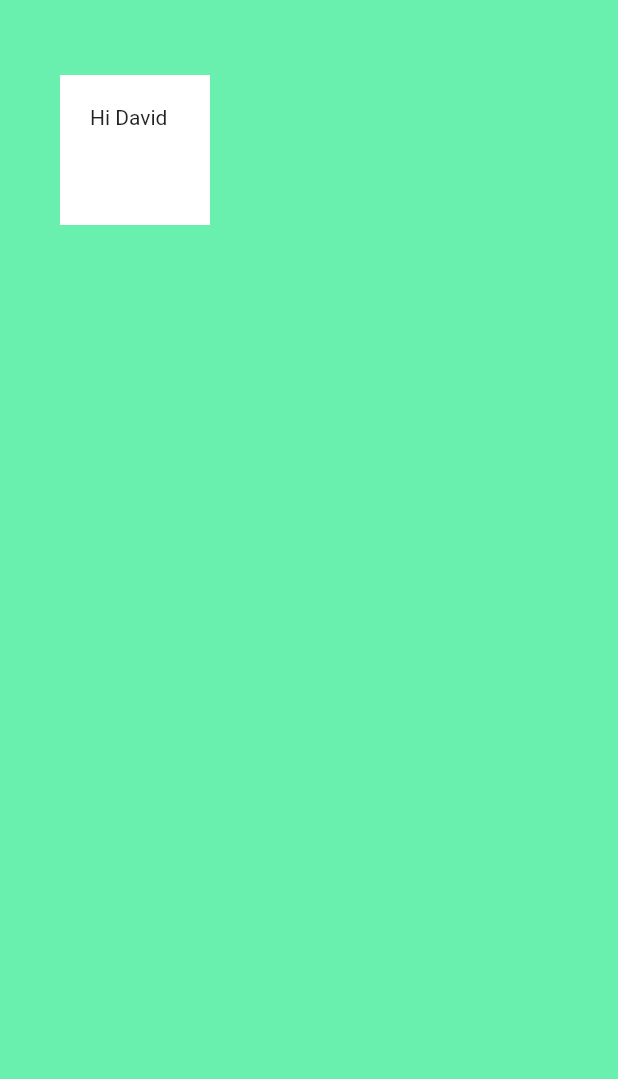
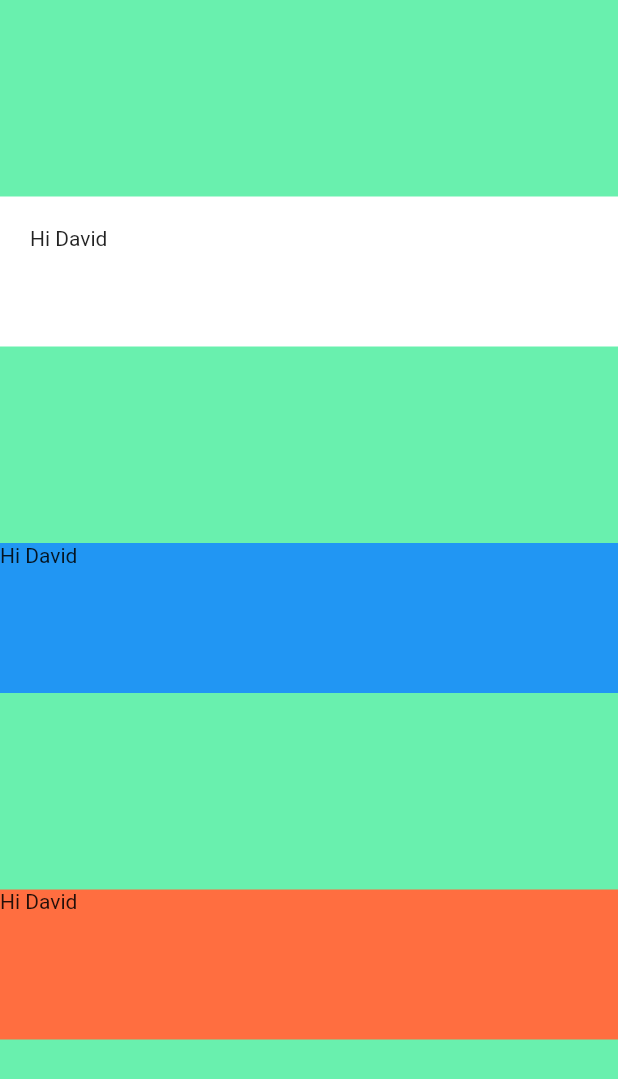
Before and after one commit to DavidMukhiya/mi_card_flutter, a Flutter app: the screen it shows after launch, on a phone screen of 412 x 824 dp. Shown: the top 1079 px of the screen. Run offline on Flutter 3.47's test engine with Material 2 defaults, Android fonts, the phone set to English and light mode, and no system bars.

Commit message:
Column And Row Widget

```diff
--- a/lib/main.dart
+++ b/lib/main.dart
@@ -11,13 +11,33 @@ class MyApp extends StatelessWidget {
       home: Scaffold(
         backgroundColor: Colors.greenAccent,
         body: SafeArea(
-          child: Container(
-            height: 100,
-            width: 100,
-            margin: EdgeInsets.symmetric(vertical: 50.0, horizontal: 40.0),
-            padding: EdgeInsets.all(20.0),
-            color: Colors.white,
-            child: Text("Hi David"),
+          child: Column(
+            //mainAxisSize: MainAxisSize.min,
+            mainAxisAlignment: MainAxisAlignment.spaceEvenly,
+            crossAxisAlignment: CrossAxisAlignment.stretch,
+            children: [
+              Container(
+                height: 100,
+                width: 100,
+                // margin: EdgeInsets.symmetric(vertical: 25.0, horizontal: 40.0),
+                padding: EdgeInsets.all(20.0),
+                color: Colors.white,
+                child: Text("Hi David"),
+              ),
+              Container(
+                height: 100,
+                width: 100,
+                //margin: EdgeInsets.only(top: 0.1),
+                color: Colors.blue,
+                child: Text("Hi David"),
+              ),
+              Container(
+                height: 100,
+                width: 100,
+                color: Colors.deepOrangeAccent,
+                child: Text("Hi David"),
+              ),
+            ],
           ),
         ),
       ),
```
